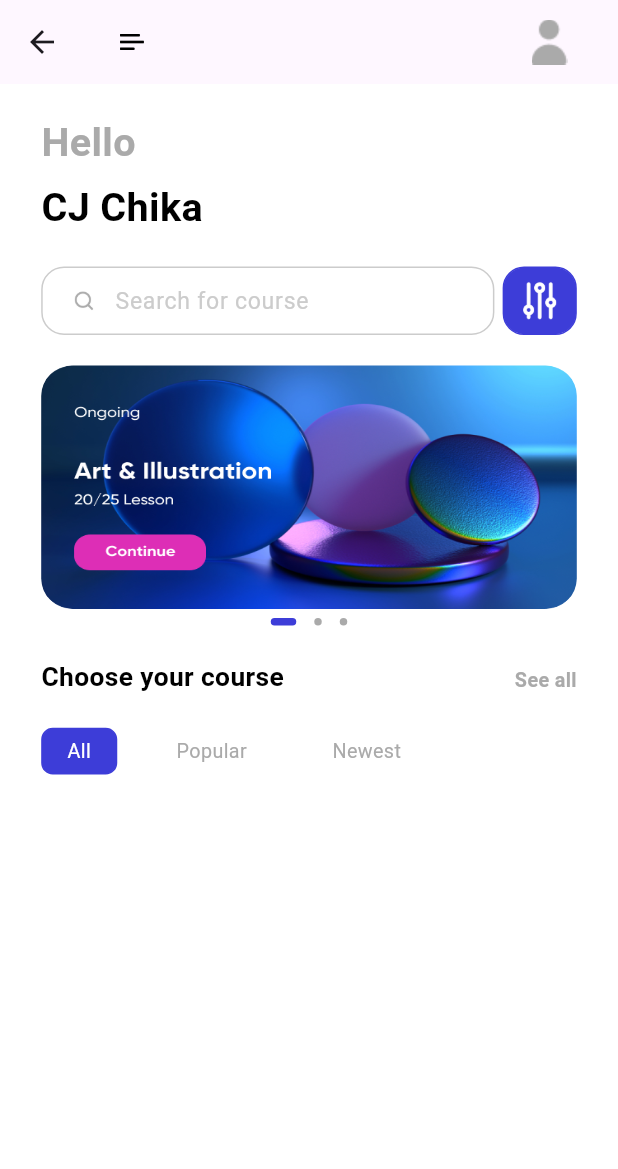
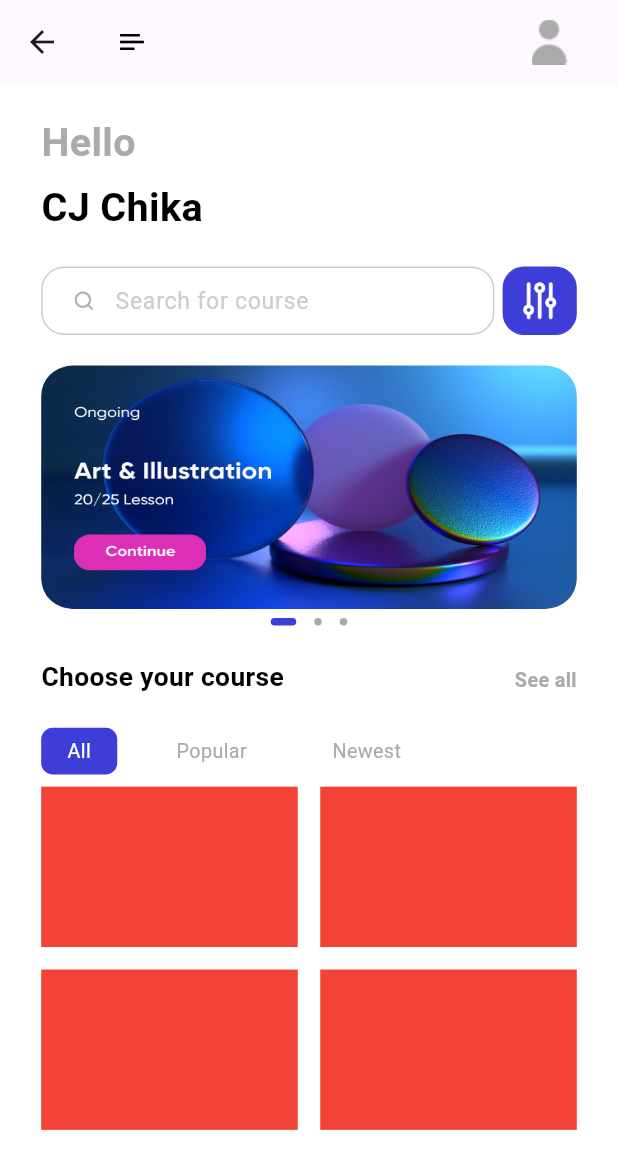
Before and after one commit to cjchika/eLearn, a Flutter app: the HomePage screen opened by its route, on a phone screen of 412 x 824 dp. Shown: the top 1169 px of the screen. Run offline on Flutter 3.47's test engine with Material 2 defaults, Android fonts, the phone set to English and light mode, and no system bars; drawn by our look-alikes of dots_indicator; our stand-ins replace cloud_firestore, firebase_auth, firebase_core, flutter_bloc, flutter_screenutil, fluttertoast and 1 more; accounts and stored records are empty; Roboto replaces fonts that are missing (Avenir).

Commit message:
Home Page - Grid

```diff
--- a/lib/pages/home/home_page.dart
+++ b/lib/pages/home/home_page.dart
@@ -21,18 +21,37 @@ class _HomePageState extends State<HomePage> {
       backgroundColor: Colors.white,
       appBar: buildAppBar(),
       body: BlocBuilder<HomePageBlocs, HomePageStates>(
-        builder: (context, state){
+        builder: (context, state) {
           return Container(
             margin: EdgeInsets.symmetric(vertical: 0, horizontal: 25.w),
-            child: Column(
-              crossAxisAlignment: CrossAxisAlignment.start,
-              children: [
-                homePageText("Hello", color: AppColors.primaryThreeElementText),
-                homePageText("CJ Chika", top: 5),
-                SizedBox(height: 20.h),
-                searchBox(),
-                sliderView(context, state),
-                menuView(),
+            child: CustomScrollView(
+              // crossAxisAlignment: CrossAxisAlignment.start,
+              slivers: [
+                SliverToBoxAdapter(
+                    child: homePageText("Hello",
+                        color: AppColors.primaryThreeElementText)),
+                SliverToBoxAdapter(child: homePageText("CJ Chika", top: 5)),
+                SliverPadding(padding: EdgeInsets.only(top: 20.h)),
+                SliverToBoxAdapter(child: searchBox()),
+                SliverToBoxAdapter(child: sliderView(context, state)),
+                SliverToBoxAdapter(child: menuView()),
+                SliverPadding(
+                  padding: EdgeInsets.symmetric(vertical: 8.h, horizontal: 0.w),
+                  sliver: SliverGrid(
+                    delegate: SliverChildBuilderDelegate(childCount: 4,
+                        (context, index) {
+                      return Container(
+                          width: 100, height: 100, color: Colors.red);
+                    }),
+                    gridDelegate:
+                        const SliverGridDelegateWithFixedCrossAxisCount(
+                      crossAxisCount: 2,
+                      crossAxisSpacing: 15,
+                      mainAxisSpacing: 15,
+                      childAspectRatio: 1.6,
+                    ),
+                  ),
+                ),
               ],
             ),
           );
```
